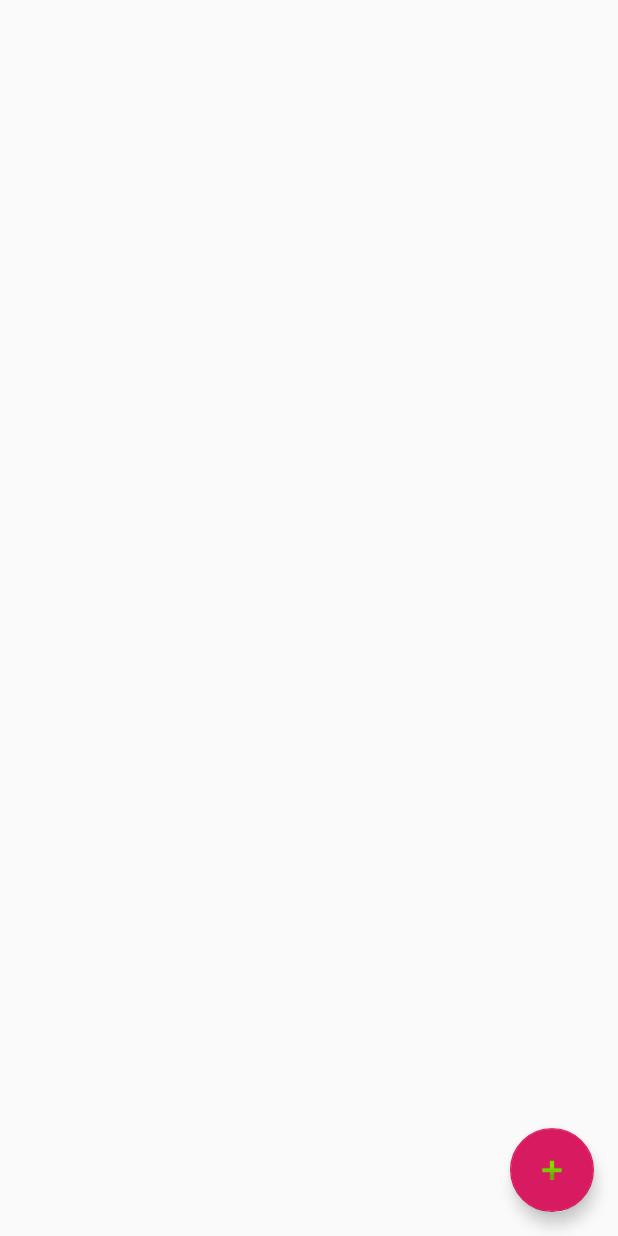
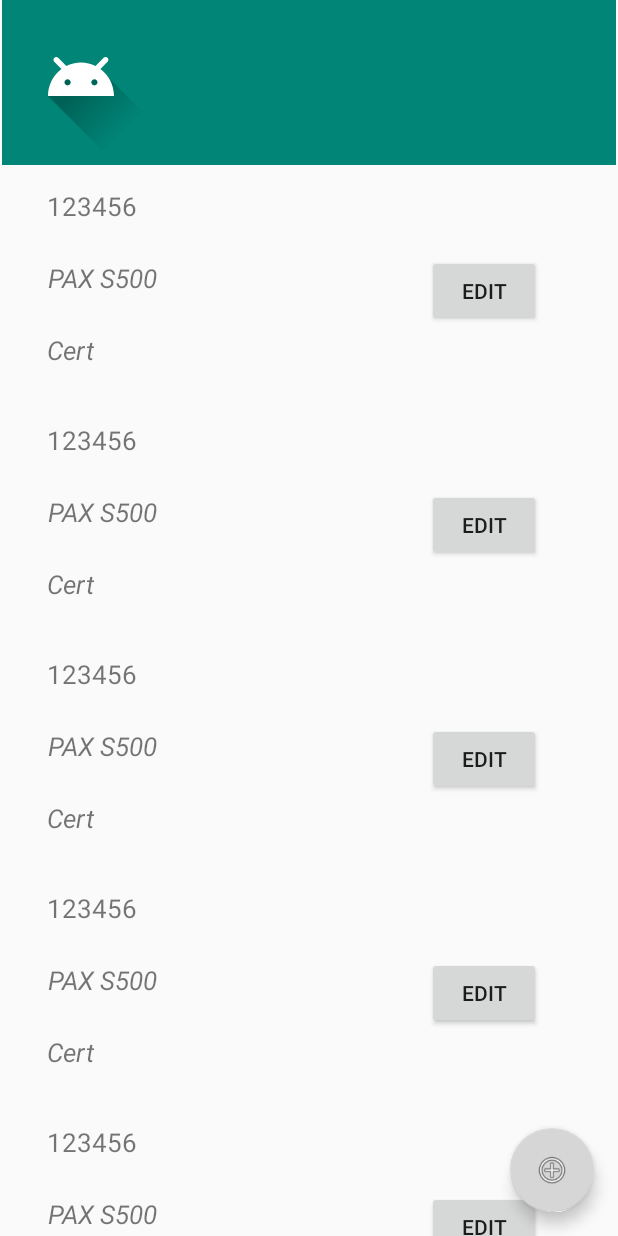
Before and after one commit to coadyi3/SDA_FYP_IanCoady, an Android app: the DeviceList screen opened directly, with no data from a screen before it, on a phone screen of 412 x 824 dp. Run offline under Robolectric (Android 15) with nearby library versions, the phone set to English and light mode, and no system bars.

Commit message:
Cleaned Recycler View GUI and added Toolbar for logo.

```diff
--- a/app/src/main/java/dcu/ie/sdaiancoadyfinalproject/DeviceList.java
+++ b/app/src/main/java/dcu/ie/sdaiancoadyfinalproject/DeviceList.java
@@ -2,7 +2,10 @@ package dcu.ie.sdaiancoadyfinalproject;
 
 import android.os.Bundle;
 import androidx.appcompat.app.AppCompatActivity;
+import androidx.recyclerview.widget.LinearLayoutManager;
 import androidx.recyclerview.widget.RecyclerView;
+
+import java.util.ArrayList;
 
 public class DeviceList extends AppCompatActivity {
 
@@ -16,6 +19,43 @@ public class DeviceList extends AppCompatActivity {
 
         setContentView(R.layout.activity_main);
 
-        RecyclerView rv = findViewById(R.id.);
+        RecyclerView rv = findViewById(R.id.deviceView_view);
+
+        ArrayList<Integer> dDeviceID = new ArrayList<>();
+        ArrayList<String> dDeviceModel = new ArrayList<>();
+        ArrayList<String> dDeviceEnv = new ArrayList<>();
+
+        dDeviceID.add(123456);
+        dDeviceModel.add("PAX S500");
+        dDeviceEnv.add("Cert");
+        dDeviceID.add(123456);
+        dDeviceModel.add("PAX S500");
+        dDeviceEnv.add("Cert");
+        dDeviceID.add(123456);
+        dDeviceModel.add("PAX S500");
+        dDeviceEnv.add("Cert");
+        dDeviceID.add(123456);
+        dDeviceModel.add("PAX S500");
+        dDeviceEnv.add("Cert");
+        dDeviceID.add(123456);
+        dDeviceModel.add("PAX S500");
+        dDeviceEnv.add("Cert");
+        dDeviceID.add(123456);
+        dDeviceModel.add("PAX S500");
+        dDeviceEnv.add("Cert");
+        dDeviceID.add(123456);
+        dDeviceModel.add("PAX S500");
+        dDeviceEnv.add("Cert");
+        dDeviceID.add(123456);
+        dDeviceModel.add("PAX S500");
+        dDeviceEnv.add("Cert");
+        dDeviceID.add(123456);
+        dDeviceModel.add("PAX S500");
+        dDeviceEnv.add("Cert");
+
+        DeviceViewAdapter rvAdapter = new DeviceViewAdapter(getBaseContext(), dDeviceID, dDeviceModel, dDeviceEnv);
+        rv.setAdapter(rvAdapter);
+        rv.setLayoutManager(new LinearLayoutManager(getBaseContext()));
+
     }
 }
--- a/app/src/main/java/dcu/ie/sdaiancoadyfinalproject/DeviceViewAdapter.java
+++ b/app/src/main/java/dcu/ie/sdaiancoadyfinalproject/DeviceViewAdapter.java
@@ -1,26 +1,14 @@
 package dcu.ie.sdaiancoadyfinalproject;
 
 import android.content.Context;
-import android.os.Bundle;
-
-import com.google.android.material.floatingactionbutton.FloatingActionButton;
-import com.google.android.material.snackbar.Snackbar;
-
 import androidx.annotation.NonNull;
-import androidx.appcompat.app.AppCompatActivity;
-import androidx.appcompat.widget.Toolbar;
 import androidx.recyclerview.widget.RecyclerView;
-
 import android.view.LayoutInflater;
 import android.view.View;
-import android.view.Menu;
-import android.view.MenuItem;
 import android.view.ViewGroup;
 import android.widget.Button;
 import android.widget.RelativeLayout;
 import android.widget.TextView;
-
-import java.lang.reflect.Array;
 import java.util.ArrayList;
 
 public class DeviceViewAdapter extends RecyclerView.Adapter<DeviceViewAdapter.ViewHolder> {
@@ -46,7 +34,7 @@ public class DeviceViewAdapter extends RecyclerView.Adapter<DeviceViewAdapter.Vi
     @Override
     public void onBindViewHolder(@NonNull ViewHolder holder, int position) {
 
-        holder.deviceSN             .setText(deviceID.get(position));
+        holder.deviceSN             .setText(deviceID.get(position).toString());
         holder.deviceModel          .setText(deviceModel.get(position));
         holder.deviceEnvironment    .setText(environmentType.get(position));
 
--- a/app/src/main/res/layout/activity_main.xml
+++ b/app/src/main/res/layout/activity_main.xml
@@ -1,22 +1,46 @@
 <?xml version="1.0" encoding="utf-8"?>
-<androidx.coordinatorlayout.widget.CoordinatorLayout xmlns:android="http://schemas.android.com/apk/res/android"
+<androidx.constraintlayout.widget.ConstraintLayout xmlns:android="http://schemas.android.com/apk/res/android"
     xmlns:app="http://schemas.android.com/apk/res-auto"
     xmlns:tools="http://schemas.android.com/tools"
+    android:id="@+id/coordinatorLayout"
     android:layout_width="match_parent"
-    android:layout_height="match_parent"
-    tools:context=".DeviceViewAdapter">
+    android:layout_height="match_parent">
 
-    <include
-        layout="@layout/content_main"
-        android:layout_width="match_parent"
-        android:layout_height="match_parent" />
+    <androidx.appcompat.widget.Toolbar
+        android:id="@+id/toolbar"
+        android:layout_width="409dp"
+        android:layout_height="110dp"
+        android:background="?attr/colorPrimary"
+        app:layout_constraintEnd_toEndOf="parent"
+        app:layout_constraintStart_toStartOf="parent"
+        app:popupTheme="@style/AppTheme.PopupOverlay" />
+
+    <ImageView
+        android:id="@+id/imageView"
+        android:layout_width="wrap_content"
+        android:layout_height="wrap_content"
+        android:src="@drawable/ic_launcher_foreground" />
 
     <com.google.android.material.floatingactionbutton.FloatingActionButton
         android:id="@+id/fab"
         android:layout_width="wrap_content"
         android:layout_height="wrap_content"
-        android:layout_gravity="bottom|end"
-        android:layout_margin="@dimen/fab_margin"
-        app:srcCompat="@android:drawable/ic_input_add" />
+        android:layout_marginEnd="16dp"
+        android:layout_marginRight="16dp"
+        android:layout_marginBottom="16dp"
+        app:backgroundTint="@color/fui_bgTwitter"
+        app:layout_constraintBottom_toBottomOf="parent"
+        app:layout_constraintEnd_toEndOf="parent"
+        app:srcCompat="@android:drawable/ic_menu_add" />
 
-</androidx.coordinatorlayout.widget.CoordinatorLayout>
+    <include
+        android:id="@+id/include"
+        layout="@layout/content_main"
+        android:layout_width="0dp"
+        android:layout_height="0dp"
+        app:layout_constraintBottom_toBottomOf="parent"
+        app:layout_constraintEnd_toEndOf="parent"
+        app:layout_constraintStart_toStartOf="parent"
+        app:layout_constraintTop_toBottomOf="@+id/toolbar" />
+
+</androidx.constraintlayout.widget.ConstraintLayout>
--- a/app/src/main/res/layout/content_main.xml
+++ b/app/src/main/res/layout/content_main.xml
@@ -1,13 +1,12 @@
 <?xml version="1.0" encoding="utf-8"?>
 <FrameLayout xmlns:android="http://schemas.android.com/apk/res/android"
     xmlns:tools="http://schemas.android.com/tools"
-    android:layout_width="wrap_content"
-    android:layout_height="wrap_content"
-    tools:context=".DeviceList">
+    android:layout_width="match_parent"
+    android:layout_height="match_parent">
 
     <androidx.recyclerview.widget.RecyclerView
         android:id="@+id/deviceView_view"
-        android:layout_width="match_parent"
-        android:layout_height="match_parent" />
+        android:layout_width="wrap_content"
+        android:layout_height="wrap_content" />
 
 </FrameLayout>
```
